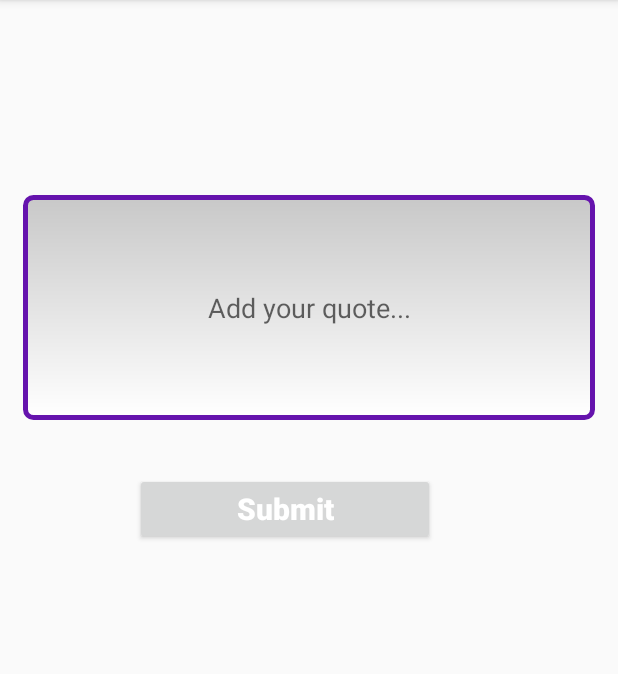
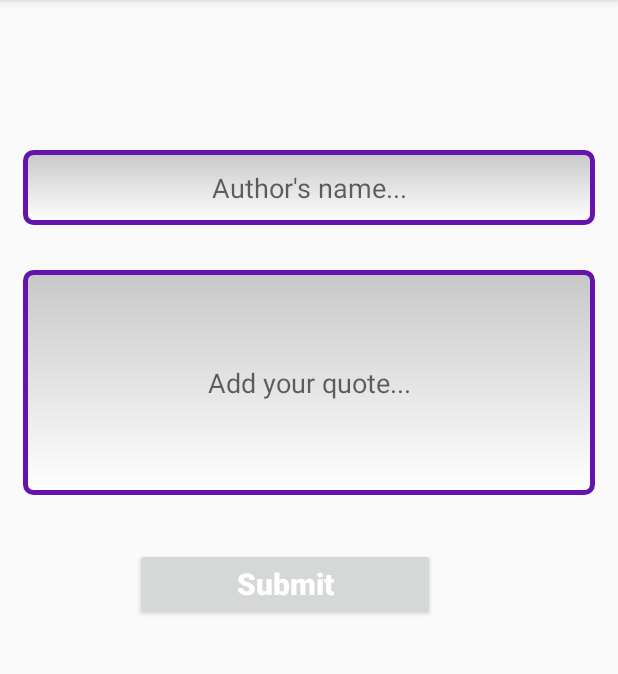
Before and after one commit to Musab36/QuoteHub, an Android app: the AddQuotesActivity screen opened directly, with no data from a screen before it, after a tap on "Submit", on a phone screen of 412 x 824 dp, the part 84-758 px from its top. Run offline under Robolectric (Android 15) with nearby library versions, the phone set to English and light mode, and no system bars; our stand-ins replace ButterKnife, Firebase (no records; nobody signed in at launch, a user with empty details on screens opened directly); plain views replace FButton; Roboto replaces fonts that are not available here.

Commit message:
Added authors to quotes in firebase

```diff
--- a/app/src/main/java/com/salajim/musab/quotehub/ui/AddQuotesActivity.java
+++ b/app/src/main/java/com/salajim/musab/quotehub/ui/AddQuotesActivity.java
@@ -24,6 +24,7 @@ public class AddQuotesActivity extends AppCompatActivity implements View.OnClick
     EditText mQuoteEdittext;
     @Bind(R.id.submitButton)
     Button mSubmitButton;
+    @Bind(R.id.authorEditText) EditText mAuthorEditText;
 
     List<Quote> quotes;
     DatabaseReference quoteDatabase;
@@ -50,14 +51,16 @@ public class AddQuotesActivity extends AppCompatActivity implements View.OnClick
 
     private void addQuote() {
         String quotes = mQuoteEdittext.getText().toString().trim();
+        String author = mAuthorEditText.getText().toString().trim();
 
         if(!TextUtils.isEmpty(quotes)) {
             String id = quoteDatabase.push().getKey();
 
-            Quote quote = new Quote(id, quotes);
+            Quote quote = new Quote(id, quotes, author);
             quoteDatabase.child(id).setValue(quote);
 
             mQuoteEdittext.setText("");
+            mAuthorEditText.setText("");
 
             Toast.makeText(this, "Quote added!", Toast.LENGTH_SHORT).show();
         } else {
--- a/app/src/main/java/com/salajim/musab/quotehub/ui/QuoteDetailFragment.java
+++ b/app/src/main/java/com/salajim/musab/quotehub/ui/QuoteDetailFragment.java
@@ -18,6 +18,7 @@ import butterknife.ButterKnife;
 
 public class QuoteDetailFragment extends Fragment {
     @Bind(R.id.quoteTextView) TextView mQuoteText;
+    @Bind(R.id.authorTextView) TextView mAuthorTextView;
 
     private Quote mQuote;
 
@@ -44,6 +45,7 @@ public class QuoteDetailFragment extends Fragment {
         ButterKnife.bind(this, view);
 
         mQuoteText.setText(mQuote.getQuote());
+        mAuthorTextView.setText(mQuote.getAuthor());
 
         return view;
     }
--- a/app/src/main/res/layout/activity_add_quotes.xml
+++ b/app/src/main/res/layout/activity_add_quotes.xml
@@ -8,9 +8,22 @@
     tools:context="com.salajim.musab.quotehub.ui.AddQuotesActivity">
 
     <EditText
+        android:id="@+id/authorEditText"
+        android:layout_marginLeft="15dp"
+        android:layout_marginTop="100dp"
+        android:layout_marginRight="15dp"
+        android:layout_width="match_parent"
+        android:layout_height="50dp"
+        android:ellipsize="start"
+        android:gravity="center"
+        android:hint="Author's name..."
+        android:inputType="text"
+        android:background="@drawable/edittext_style" />
+
+    <EditText
         android:id="@+id/quoteEditText"
         android:layout_marginLeft="15dp"
-        android:layout_marginTop="130dp"
+        android:layout_marginTop="30dp"
         android:layout_marginBottom="20dp"
         android:layout_marginRight="15dp"
         android:layout_width="match_parent"
```
Also changed, not shown: app/src/main/java/com/salajim/musab/quotehub/models/Quote.java (+7 -1 lines), app/src/main/res/layout/fragment_quote_detail.xml (+13 -1 lines).
